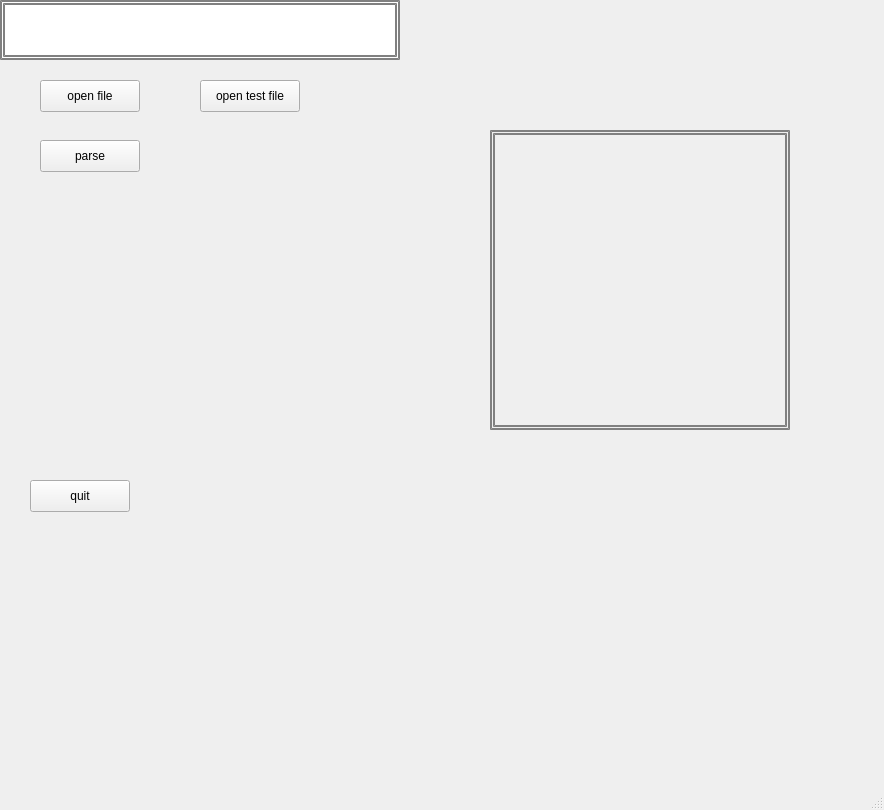
Above: src/qt/3DViewer/mainwindow.ui from IPacificOcean/3dViewer_academic_project before the change. Below: the same form after it.
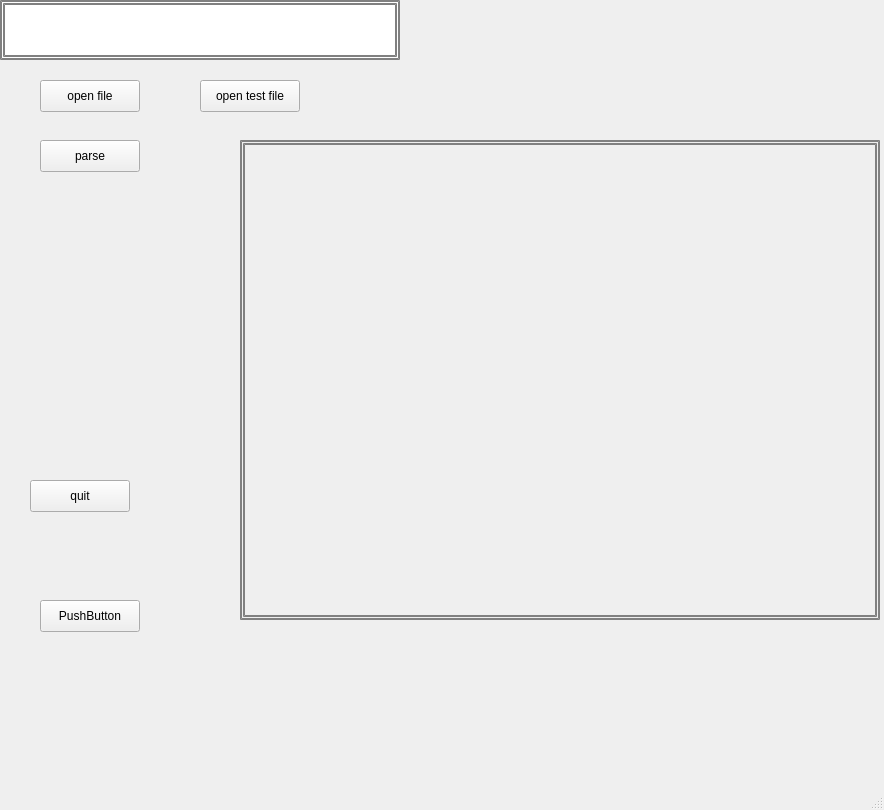
That is the form after the change. Custom widgets are drawn as their Qt base class.

What changed in the file:
```diff
--- a/src/qt/3DViewer/mainwindow.ui
+++ b/src/qt/3DViewer/mainwindow.ui
@@ -77,10 +77,10 @@
    <widget class="GLWidget" name="widget" native="true">
     <property name="geometry">
      <rect>
-      <x>490</x>
-      <y>130</y>
-      <width>300</width>
-      <height>300</height>
+      <x>240</x>
+      <y>140</y>
+      <width>640</width>
+      <height>480</height>
      </rect>
     </property>
     <property name="styleSheet">
@@ -102,6 +102,19 @@
      <string>quit</string>
     </property>
    </widget>
+   <widget class="QPushButton" name="pushButton_4">
+    <property name="geometry">
+     <rect>
+      <x>40</x>
+      <y>600</y>
+      <width>100</width>
+      <height>32</height>
+     </rect>
+    </property>
+    <property name="text">
+     <string>PushButton</string>
+    </property>
+   </widget>
   </widget>
   <widget class="QMenuBar" name="menubar">
    <property name="geometry">
```
